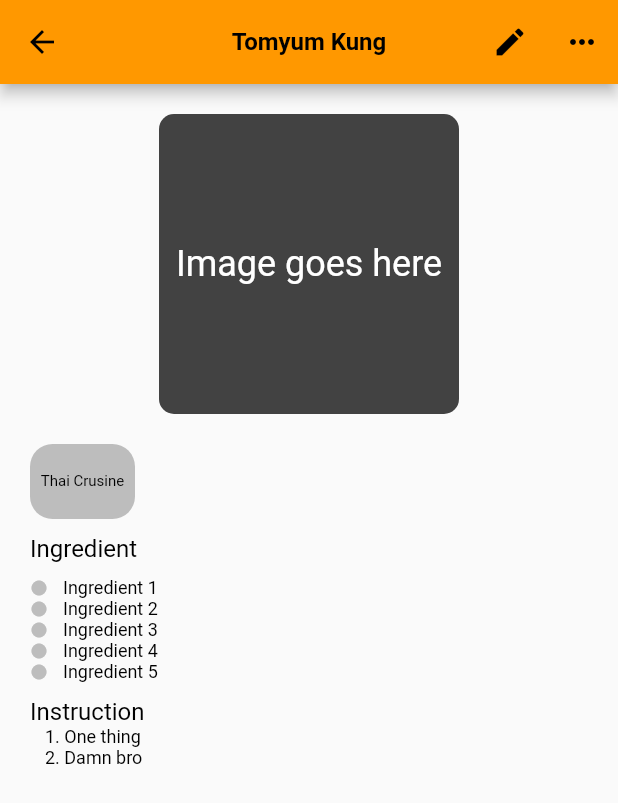
After one commit to nickp-real/Recipe-Book, a Flutter app: the screen it shows after launch, after a tap on "Tomyum Kung", on a phone screen of 412 x 824 dp. The commit adds this screen. Shown: the top 803 px of the screen. Run offline on Flutter 3.47's test engine with Material 2 defaults, Android fonts, the phone set to English and light mode, and no system bars.

Commit message:
menu_page test

```diff
--- a/lib/main.dart
+++ b/lib/main.dart
@@ -1,5 +1,5 @@
 import 'package:flutter/material.dart';
-
+import 'menu.dart';
 void main() {
   runApp(const MyApp());
 }
@@ -21,7 +21,7 @@ class MyApp extends StatelessWidget {
 }
 
 class MyHomePage extends StatefulWidget {
-  const MyHomePage({super.key, required this.title});
+  const MyHomePage({Key? key, required this.title}) : super(key: key);
   final String title;
 
   @override
@@ -30,6 +30,13 @@ class MyHomePage extends StatefulWidget {
 
 class _MyHomePageState extends State<MyHomePage> {
   final _scaffoldKey = GlobalKey<ScaffoldState>();
+
+  void _navigateToMenuPage() {
+    Navigator.push(
+      context,
+      MaterialPageRoute(builder: (context) => MenuPage()),
+    );
+  }
 
   @override
   Widget build(BuildContext context) {
@@ -44,17 +51,21 @@ class _MyHomePageState extends State<MyHomePage> {
       drawer: Drawer(),
       body: ListView(
         children: [
-          Container(
+          GestureDetector(
+            onTap: _navigateToMenuPage,
+            child: Container(
               color: Color(0xFFD9D9D9),
               child: ListTile(
                 leading: Container(
                   width: 60,
                   decoration: BoxDecoration(
                     color: Colors.white,
-                    borderRadius: BorderRadius.circular(10)),
+                    borderRadius: BorderRadius.circular(10),
+                  ),
                 ),
                 title: Text("Tomyum Kung"),
                 subtitle: Text("Thai Cusine"),
+              ),
             ),
           )
         ],
@@ -64,6 +75,8 @@ class _MyHomePageState extends State<MyHomePage> {
     );
   }
 }
+
+
 
 class MainAppBar extends StatefulWidget {
   const MainAppBar({super.key, required this.drawerKey});
--- /dev/null
+++ b/lib/menu.dart
@@ -0,0 +1,194 @@
+import 'package:flutter/material.dart';
+
+class MenuPage extends StatefulWidget {
+  const MenuPage({Key? key}) : super(key: key);
+
+  @override
+  _MenuPageState createState() => _MenuPageState();
+}
+
+class MenuPageInfo extends StatefulWidget {
+  const MenuPageInfo({Key? key}) : super(key: key);
+
+  @override
+  _MenuPageInfoState createState() => _MenuPageInfoState();
+}
+
+
+class _MenuPageInfoState extends State<MenuPageInfo> {
+  @override
+  Widget build(BuildContext context) {
+    return Scaffold(
+      body: Column(
+        mainAxisAlignment: MainAxisAlignment.start,
+        children: [
+          const SizedBox(height: 20),
+          Center(
+            child: Container(
+              width: 200,
+              height: 200,
+              decoration: BoxDecoration(
+                color: Colors.grey[800],
+                borderRadius: BorderRadius.circular(10),
+              ),
+              child: const Center(
+                child: Text(
+                  "Image goes here",
+                  style: TextStyle(fontSize: 24, color: Colors.white),
+                ),
+              ),
+            ),
+          ),
+          const SizedBox(height: 20),
+          Padding(
+            padding: const EdgeInsets.only(left: 20),
+            child: Row(
+              children: [
+                Container(
+                  width: 70,
+                  height: 50,
+                  decoration: BoxDecoration(
+                    color: Colors.grey[400],
+                    borderRadius: BorderRadius.circular(15),
+                  ),
+                  child: const Center(
+                    child: Text(
+                      "Thai Crusine",
+                      style: TextStyle(fontSize: 10, color: Colors.black),
+                    ),
+                  ),
+                ),
+              ],
+            ),
+          ),
+          const SizedBox(height: 10),
+          const Padding(
+            padding: EdgeInsets.only(left: 20),
+            child: Align(
+              alignment: Alignment.centerLeft,
+              child: Text(
+                "Ingredient",
+                style: TextStyle(fontSize: 16, color: Colors.black),
+              ),
+            ),
+          ),
+          const SizedBox(height: 10),
+          Row(
+            children: [
+              const SizedBox(width: 20),
+              Icon(Icons.circle, color: Colors.grey[400], size: 12),
+              const SizedBox(width: 10),
+              const Text(
+                "Ingredient 1",
+                style: TextStyle(fontSize: 12, color: Colors.black),
+              ),
+            ],
+          ),
+          Row(
+            children: [
+              const SizedBox(width: 20),
+              Icon(Icons.circle, color: Colors.grey[400], size: 12),
+              const SizedBox(width: 10),
+              const Text(
+                "Ingredient 2",
+                style: TextStyle(fontSize: 12, color: Colors.black),
+              ),
+            ],
+          ),
+          Row(
+            children: [
+              const SizedBox(width: 20),
+              Icon(Icons.circle, color: Colors.grey[400], size: 12),
+              const SizedBox(width: 10),
+              const Text(
+                "Ingredient 3",
+                style: TextStyle(fontSize: 12, color: Colors.black),
+              ),
+            ],
+          ),
+          Row(
+            children: [
+              const SizedBox(width: 20),
+              Icon(Icons.circle, color: Colors.grey[400], size: 12),
+              const SizedBox(width: 10),
+              const Text(
+                "Ingredient 4",
+                style: TextStyle(fontSize: 12, color: Colors.black),
+              ),
+            ],
+          ),
+          Row(
+            children: [
+              const SizedBox(width: 20),
+              Icon(Icons.circle, color: Colors.grey[400], size: 12),
+              const SizedBox(width: 10),
+              const Text(
+                "Ingredient 5",
+                style: TextStyle(fontSize: 12, color: Colors.black),
+              ),
+            ],
+          ),
+          const SizedBox(height: 10),
+          const Padding(
+            padding: EdgeInsets.only(left: 20),
+            child: Align(
+              alignment: Alignment.centerLeft,
+              child: Text(
+                "Instruction",
+                style: TextStyle(fontSize: 16, color: Colors.black),
+              ),
+            ),
+          ),
+          const Row(
+            children: [
+              SizedBox(width: 20),
+              SizedBox(width: 10),
+              Text(
+                "1. One thing",
+                style: TextStyle(fontSize: 12, color: Colors.black),
+              ),
+            ],
+          ),
+          const Row(
+            children: [
+              SizedBox(width: 20),
+              SizedBox(width: 10),
+              Text(
+                "2. Damn bro",
+                style: TextStyle(fontSize: 12, color: Colors.black),
+              ),
+            ],
+          ),
+        ],
+      ),
+    );
+  }
+}
+
+class _MenuPageState extends State<MenuPage> {
+  @override
+  Widget build(BuildContext context) {
+    return Scaffold(
+      appBar: AppBar(
+        centerTitle: true,
+        title: const Text(
+          "Tomyum Kung",
+          style: TextStyle(fontSize: 16, fontWeight: FontWeight.bold),
+        ),
+        actions: [
+          IconButton(
+            onPressed: () {},
+            icon: const Icon(Icons.edit),
+          ),
+          IconButton(
+            onPressed: () {},
+            icon: const Icon(Icons.more_horiz),
+          ),
+        ],
+      ),
+      body: const Center(
+        child: MenuPageInfo(),
+      ),
+    );
+  }
+}
--- a/pubspec.yaml
+++ b/pubspec.yaml
@@ -56,8 +56,8 @@ flutter:
   # The following line ensures that the Material Icons font is
   # included with your application, so that you can use the icons in
   # the material Icons class.
-  uses-material-design: true
-
+    assets:
+      - assets/images/
   # To add assets to your application, add an assets section, like this:
   # assets:
   #   - images/a_dot_burr.jpeg
```
Also changed, not shown: assets/images/Tom_yam_kung_maenam.jpg (added), assets/images/tyk.png (added), pubspec.lock. Lines whose indentation alone changed are shown as unchanged.
